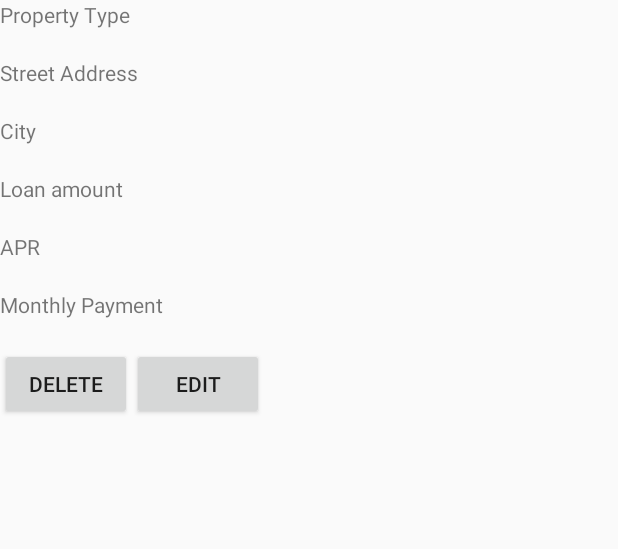
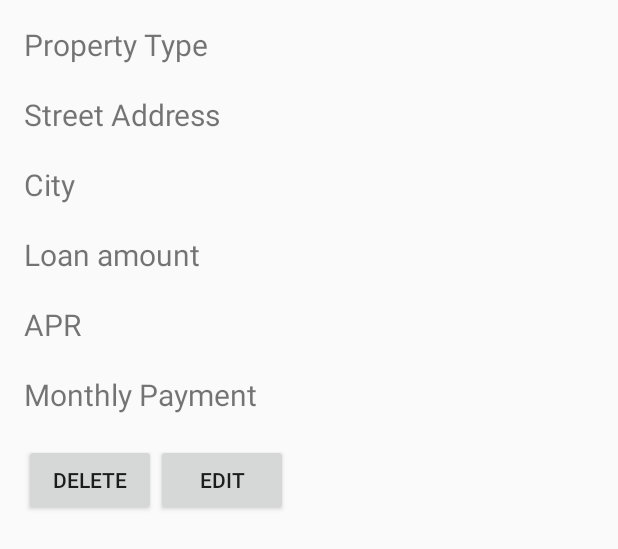
Before and after one commit to ShuzhongChen/Mortgage-Calculator, an Android app: the layout dialog_details.xml on its own in the app's theme, with its tools: preview values and no code run, on a phone screen of 412 x 824 dp. Shown: the top 549 px of the screen. Run offline under Robolectric (Android 15) with nearby library versions, the phone set to English and light mode, and no system bars.

Commit message:
marker dialog

```diff
--- a/app/src/main/java/com/shuzhongchen/mortgagecalculator/Tab1NewEntry.java
+++ b/app/src/main/java/com/shuzhongchen/mortgagecalculator/Tab1NewEntry.java
@@ -126,6 +126,7 @@ public class Tab1NewEntry extends Fragment{
 
 
                         } catch (Exception e) {
+                            Log.d("exception", "" + e);
                             Toaster.toast("Cannot get geo info of this address!");
                         }
                     }
--- a/app/src/main/res/layout/dialog_details.xml
+++ b/app/src/main/res/layout/dialog_details.xml
@@ -6,13 +6,15 @@
     <LinearLayout
         android:layout_width="match_parent"
         android:layout_height="match_parent"
-        android:orientation="vertical">
+        android:orientation="vertical"
+        android:layout_margin="@dimen/spacing_medium">
 
         <TextView
             android:layout_width="match_parent"
             android:layout_height="wrap_content"
             android:layout_alignParentLeft="true"
-            android:text="Property Type" />
+            android:text="Property Type"
+            android:textSize="@dimen/large_text"/>
 
         <TextView
             android:id="@+id/property_type"
@@ -23,7 +25,8 @@
             android:layout_width="match_parent"
             android:layout_height="wrap_content"
             android:layout_alignParentLeft="true"
-            android:text="Street Address" />
+            android:text="Street Address"
+            android:textSize="@dimen/large_text"/>
 
         <TextView
             android:id="@+id/street_address"
@@ -34,7 +37,8 @@
             android:layout_width="match_parent"
             android:layout_height="wrap_content"
             android:layout_alignParentLeft="true"
-            android:text="City" />
+            android:text="City"
+            android:textSize="@dimen/large_text"/>
 
         <TextView
             android:id="@+id/city"
@@ -45,7 +49,8 @@
             android:layout_width="match_parent"
             android:layout_height="wrap_content"
             android:layout_alignParentLeft="true"
-            android:text="Loan amount" />
+            android:text="Loan amount"
+            android:textSize="@dimen/large_text"/>
 
         <TextView
             android:id="@+id/loan_amount"
@@ -56,7 +61,8 @@
             android:layout_width="match_parent"
             android:layout_height="wrap_content"
             android:layout_alignParentLeft="true"
-            android:text="APR" />
+            android:text="APR"
+            android:textSize="@dimen/large_text"/>
 
         <TextView
             android:id="@+id/apr"
@@ -67,7 +73,8 @@
             android:layout_width="match_parent"
             android:layout_height="wrap_content"
             android:layout_alignParentLeft="true"
-            android:text="Monthly Payment" />
+            android:text="Monthly Payment"
+            android:textSize="@dimen/large_text"/>
 
         <TextView
             android:id="@+id/monthly_payment"
--- a/app/src/main/res/layout/tab1newentry.xml
+++ b/app/src/main/res/layout/tab1newentry.xml
@@ -2,6 +2,7 @@
     android:layout_width="match_parent"
     android:layout_height="wrap_content" >
     <LinearLayout
+        android:id="@+id/calView"
         android:layout_width="match_parent"
         android:layout_height="wrap_content"
         android:padding="@dimen/spacing_medium"
--- a/app/src/main/res/values/dimens.xml
+++ b/app/src/main/res/values/dimens.xml
@@ -13,4 +13,5 @@
     <dimen name="icon_button_size">24dp</dimen>
 
     <dimen name="caption_text_size">25sp</dimen>
+    <dimen name="large_text">20sp</dimen>
 </resources>
```
Also changed, not shown: app/src/main/java/com/shuzhongchen/mortgagecalculator/Tab2Map.java (+56 -54 lines).
